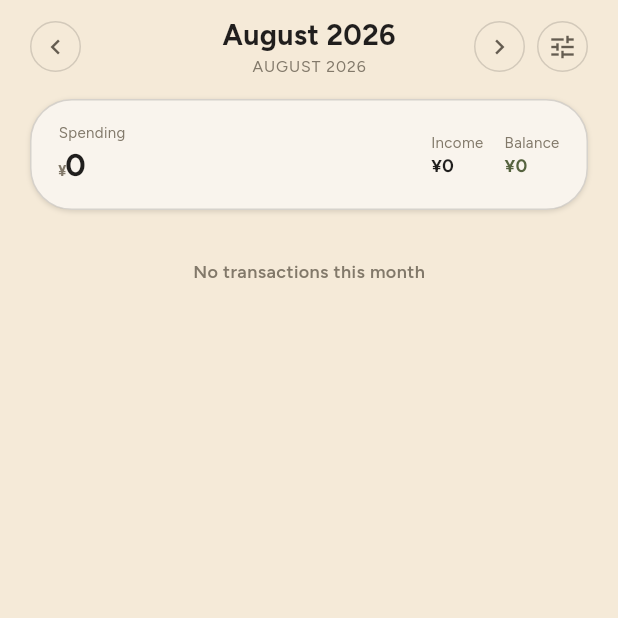
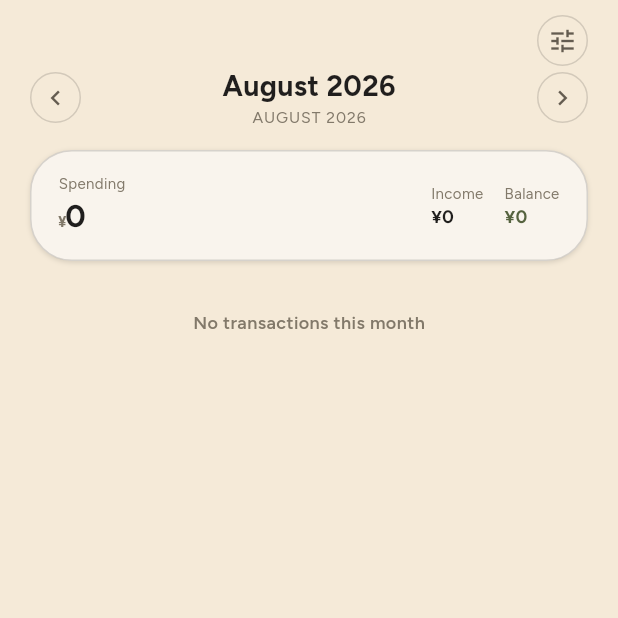
Before and after one commit to bannzai/kashakeibo, a Flutter app: the MonthlyPage screen opened directly, on a phone screen of 412 x 824 dp, the top half of it. Run offline on Flutter 3.47's test engine with Material 3 defaults, Android fonts, the phone set to English and light mode, and no system bars; our stand-ins replace cloud_firestore, firebase_analytics, firebase_auth, firebase_core, flutter_hooks, freezed_annotation and 2 more; missing offline and left inert: firebase_app_check; accounts and stored records are empty; generated files the repository leaves out were written again; network calls fail.

Commit message:
fix: レビュー指摘に基づき法務導線を改善

```diff
--- a/fastlane/metadata/en-US/description.txt
+++ b/fastlane/metadata/en-US/description.txt
@@ -18,4 +18,4 @@ Kashakeibo does not connect to your bank accounts. No broken integrations, no cr
 The free plan includes a monthly allowance of AI scans. Premium unlocks unlimited scans and full history.
 
 Terms of Service: https://bannzai.github.io/kashakeibo/Terms
-Privacy Policy: https://bannzai.github.io/kashakeibo/PrivacyPolicy
+Privacy Policy: https://bannzai.github.io/kashakeibo/PrivacyPolicy-en
--- a/lib/features/monthly/monthly_page.dart
+++ b/lib/features/monthly/monthly_page.dart
@@ -1,3 +1,5 @@
+import 'dart:async';
+
 import 'package:flutter/foundation.dart';
 import 'package:flutter/material.dart';
 import 'package:flutter_hooks/flutter_hooks.dart';
@@ -9,6 +11,7 @@ import 'package:kashakeibo/features/settings/settings_page.dart';
 import 'package:kashakeibo/l10n/app_localizations.dart';
 import 'package:kashakeibo/provider/transaction.dart';
 import 'package:kashakeibo/style/tokens.dart';
+import 'package:kashakeibo/utils/analytics/analytics.dart';
 
 /// 月次一覧画面。月切替ヘッダー・収支サマリー・カテゴリ内訳・明細リストを表示する。
 ///
@@ -18,7 +21,10 @@ import 'package:kashakeibo/style/tokens.dart';
 /// 集計はサマリードキュメントを持たず、購読中の当月明細からクライアント集計する
 /// (`.claude/rules/firestore-aggregation-rules.md`)。
 class MonthlyPage extends HookConsumerWidget {
-  const MonthlyPage({super.key});
+  /// Analyticsイベントを記録する処理。
+  final LogAnalyticsEvent logAnalyticsEvent;
+
+  const MonthlyPage({this.logAnalyticsEvent = recordAnalyticsEvent, super.key});
 
   @override
   Widget build(BuildContext context, WidgetRef ref) {
@@ -51,6 +57,7 @@ class MonthlyPage extends HookConsumerWidget {
                   displayMonth.value.month + 1,
                 );
               },
+              logAnalyticsEvent: logAnalyticsEvent,
             ),
             Expanded(
               child: transactionsAsync.when(
@@ -112,10 +119,14 @@ class _MonthHeader extends StatelessWidget {
   /// 次の月ボタンのコールバック。
   final VoidCallback onNextMonth;
 
+  /// Analyticsイベントを記録する処理。
+  final LogAnalyticsEvent logAnalyticsEvent;
+
   const _MonthHeader({
     required this.displayMonth,
     required this.onPreviousMonth,
     required this.onNextMonth,
+    required this.logAnalyticsEvent,
   });
 
   @override
@@ -123,14 +134,33 @@ class _MonthHeader extends StatelessWidget {
     final l10n = AppLocalizations.of(context);
     return Padding(
       padding: const EdgeInsets.fromLTRB(20, 10, 20, 2),
-      child: Row(
+      child: Column(
+        children: [
+          Align(
+            alignment: Alignment.centerRight,
+            child: _CircleGhostButton(
+              icon: Icons.tune,
+              tooltip: l10n.openSettings,
+              onPressed: () {
+                unawaited(logAnalyticsEvent(name: 'settings_open'));
+                Navigator.of(context).push(
+                  MaterialPageRoute<void>(
+                    builder: (context) => SettingsPage(
+                      openExternalUri: openExternalUri,
+                      logAnalyticsEvent: logAnalyticsEvent,
+                    ),
+                  ),
+                );
+              },
+            ),
+          ),
+          Row(
             children: [
               _CircleGhostButton(
                 icon: Icons.chevron_left,
                 tooltip: l10n.previousMonth,
                 onPressed: onPreviousMonth,
               ),
-          const SizedBox(width: 42),
               Expanded(
                 child: GestureDetector(
                   onLongPress: kDebugMode
@@ -147,6 +177,7 @@ class _MonthHeader extends StatelessWidget {
                         DateFormat.yMMMM(
                           Localizations.localeOf(context).toString(),
                         ).format(displayMonth),
+                        maxLines: 1,
                         style: const TextStyle(
                           fontSize: 19,
                           fontWeight: FontWeight.w800,
@@ -157,6 +188,7 @@ class _MonthHeader extends StatelessWidget {
                           'MMMM yyyy',
                           'en_US',
                         ).format(displayMonth).toUpperCase(),
+                        maxLines: 1,
                         style: const TextStyle(
                           fontSize: 10.5,
                           color: AppColors.neutral600,
@@ -172,18 +204,7 @@ class _MonthHeader extends StatelessWidget {
                 tooltip: l10n.nextMonth,
                 onPressed: onNextMonth,
               ),
-          const SizedBox(width: 8),
-          _CircleGhostButton(
-            icon: Icons.tune,
-            tooltip: l10n.openSettings,
-            onPressed: () {
-              Navigator.of(context).push(
-                MaterialPageRoute<void>(
-                  builder: (context) =>
-                      SettingsPage(openExternalUri: openExternalUri),
-                ),
-              );
-            },
+            ],
           ),
         ],
       ),
--- /dev/null
+++ b/lib/utils/analytics/analytics.dart
@@ -0,0 +1,16 @@
+import 'package:firebase_analytics/firebase_analytics.dart';
+
+/// Analyticsイベントを記録する処理。テストでは呼び出し先を差し替える。
+typedef LogAnalyticsEvent =
+    Future<void> Function({
+      required String name,
+      Map<String, Object>? parameters,
+    });
+
+/// Firebase Analyticsへイベントを記録する。
+///
+/// ユーザー操作ごとの記録は副作用であり、同じ操作を区別するため冪等にはしない。
+Future<void> recordAnalyticsEvent({
+  required String name,
+  Map<String, Object>? parameters,
+}) => FirebaseAnalytics.instance.logEvent(name: name, parameters: parameters);
--- a/pubspec.yaml
+++ b/pubspec.yaml
@@ -43,6 +43,7 @@ dependencies:
   firebase_auth: ^6.5.7
   cloud_firestore: ^6.8.0
   firebase_app_check: ^0.4.6
+  firebase_analytics: ^12.4.5
 
   hooks_riverpod: ^2.6.1
   riverpod_annotation: ^2.6.1
```
Also changed, not shown: lib/features/settings/settings_page.dart (+31 -1 lines), pubspec.lock, 2 other files. Lines whose indentation alone changed are shown as unchanged.
